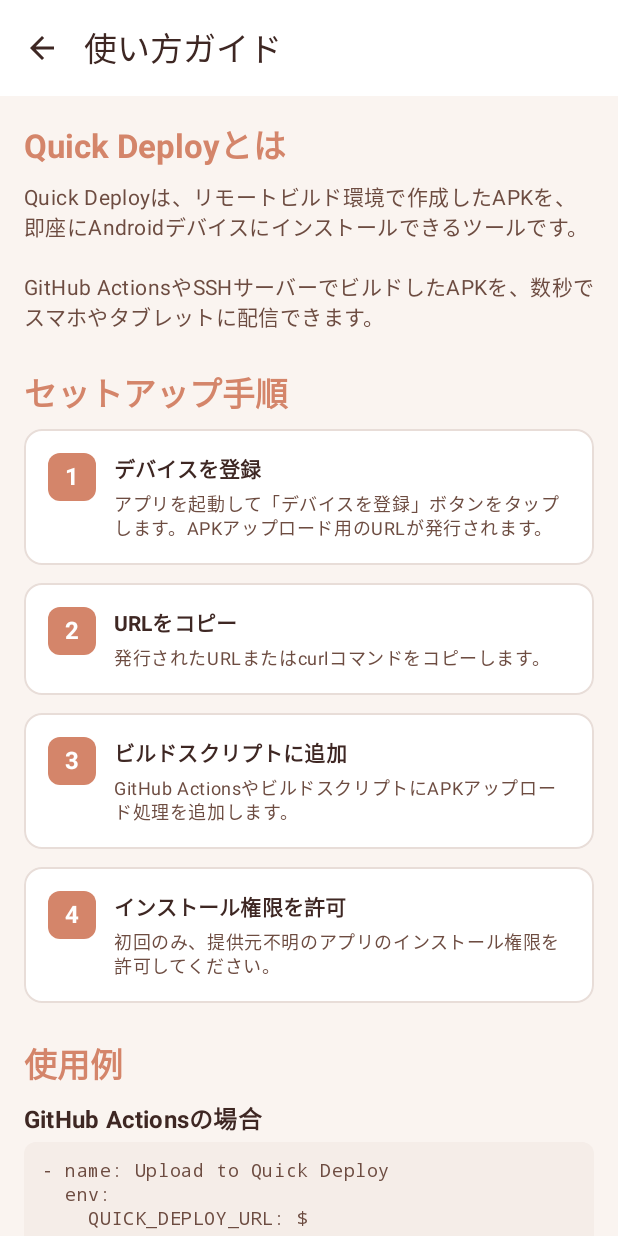
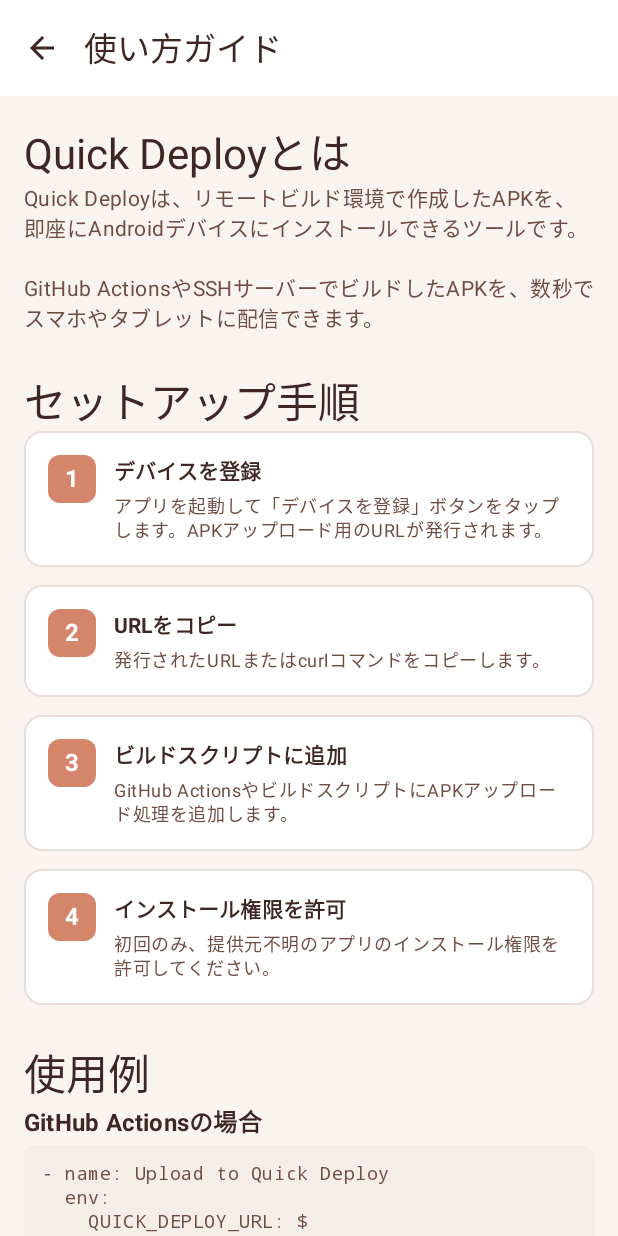
Before and after one commit to isseikz/Puzzroom, an Android app built with Jetpack Compose: the Guide screen opened through its navigation route, on a phone screen of 412 x 824 dp. Run offline under Robolectric (Android 15) with nearby library versions, the phone set to English and light mode, and no system bars.

Commit message:
refactor: Move components to shared UI: CodeBlock, SectionTitle, SubsectionTitle, SectionContent, and StepCard

```diff
--- a/composeApp/build.gradle.kts
+++ b/composeApp/build.gradle.kts
@@ -50,6 +50,8 @@ kotlin {
             implementation(libs.imagepicker)
         }
         commonMain.dependencies {
+            implementation(project(":shared-ui"))
+
             implementation(compose.runtime)
             implementation(compose.foundation)
             implementation(compose.material3)
--- a/quick-deploy-app/src/androidMain/kotlin/tokyo/isseikuzumaki/quickdeploy/ui/guide/GuideScreen.kt
+++ b/quick-deploy-app/src/androidMain/kotlin/tokyo/isseikuzumaki/quickdeploy/ui/guide/GuideScreen.kt
@@ -1,17 +1,31 @@
 package tokyo.isseikuzumaki.quickdeploy.ui.guide
 
-import androidx.compose.foundation.layout.*
+import androidx.compose.foundation.layout.Column
+import androidx.compose.foundation.layout.Spacer
+import androidx.compose.foundation.layout.fillMaxSize
+import androidx.compose.foundation.layout.height
+import androidx.compose.foundation.layout.padding
 import androidx.compose.foundation.rememberScrollState
 import androidx.compose.foundation.verticalScroll
 import androidx.compose.material.icons.Icons
 import androidx.compose.material.icons.automirrored.filled.ArrowBack
-import androidx.compose.material3.*
+import androidx.compose.material3.ExperimentalMaterial3Api
+import androidx.compose.material3.Icon
+import androidx.compose.material3.IconButton
+import androidx.compose.material3.Scaffold
+import androidx.compose.material3.Text
+import androidx.compose.material3.TopAppBar
 import androidx.compose.runtime.Composable
-import androidx.compose.ui.Alignment
 import androidx.compose.ui.Modifier
-import androidx.compose.ui.text.font.FontFamily
-import androidx.compose.ui.text.font.FontWeight
+import androidx.compose.ui.tooling.preview.Preview
 import androidx.compose.ui.unit.dp
+import tokyo.isseikuzumaki.shared.ui.PreviewTemplate
+import tokyo.isseikuzumaki.shared.ui.atoms.CodeBlock
+import tokyo.isseikuzumaki.shared.ui.molecules.SectionContent
+import tokyo.isseikuzumaki.shared.ui.molecules.SectionTitle
+import tokyo.isseikuzumaki.shared.ui.molecules.StepCard
+import tokyo.isseikuzumaki.shared.ui.molecules.SubsectionTitle
+import tokyo.isseikuzumaki.shared.ui.molecules.TipCard
 
 /**
  * Usage guide screen (C-006)
@@ -150,106 +164,10 @@ fun GuideScreen(onNavigateBack: () -> Unit) {
     }
 }
 
+@Preview
 @Composable
-private fun SectionTitle(text: String) {
-    Text(
-        text = text,
-        style = MaterialTheme.typography.titleLarge,
-        fontWeight = FontWeight.Bold,
-        color = MaterialTheme.colorScheme.primary
-    )
-    Spacer(modifier = Modifier.height(8.dp))
-}
-
-@Composable
-private fun SubsectionTitle(text: String) {
-    Text(
-        text = text,
-        style = MaterialTheme.typography.titleMedium,
-        fontWeight = FontWeight.Bold
-    )
-    Spacer(modifier = Modifier.height(4.dp))
-}
-
-@Composable
-private fun SectionContent(text: String) {
-    Text(
-        text = text,
-        style = MaterialTheme.typography.bodyMedium,
-        color = MaterialTheme.colorScheme.onSurfaceVariant
-    )
-}
-
-@Composable
-private fun StepCard(stepNumber: String, title: String, content: String) {
-    OutlinedCard(modifier = Modifier.fillMaxWidth()) {
-        Row(
-            modifier = Modifier.padding(16.dp)
-        ) {
-            Surface(
-                shape = MaterialTheme.shapes.small,
-                color = MaterialTheme.colorScheme.primary,
-                modifier = Modifier.size(32.dp)
-            ) {
-                Box(contentAlignment = Alignment.Center) {
-                    Text(
-                        text = stepNumber,
-                        style = MaterialTheme.typography.titleMedium,
-                        fontWeight = FontWeight.Bold,
-                        color = MaterialTheme.colorScheme.onPrimary
-                    )
-                }
-            }
-
-            Spacer(modifier = Modifier.width(12.dp))
-
-            Column {
-                Text(
-                    text = title,
-                    style = MaterialTheme.typography.titleSmall,
-                    fontWeight = FontWeight.Bold
-                )
-                Spacer(modifier = Modifier.height(4.dp))
-                Text(
-                    text = content,
-                    style = MaterialTheme.typography.bodySmall,
-                    color = MaterialTheme.colorScheme.onSurfaceVariant
-                )
-            }
-        }
+private fun GuideScreenPreview() {
+    PreviewTemplate {
+        GuideScreen(onNavigateBack = {})
     }
 }
-
-@Composable
-private fun CodeBlock(code: String) {
-    Surface(
-        modifier = Modifier.fillMaxWidth(),
-        shape = MaterialTheme.shapes.small,
-        color = MaterialTheme.colorScheme.surfaceVariant
-    ) {
-        Text(
-            text = code,
-            modifier = Modifier.padding(12.dp),
-            style = MaterialTheme.typography.bodySmall,
-            fontFamily = FontFamily.Monospace,
-            color = MaterialTheme.colorScheme.onSurfaceVariant
-        )
-    }
-}
-
-@Composable
-private fun TipCard(text: String) {
-    Card(
-        modifier = Modifier.fillMaxWidth(),
-        colors = CardDefaults.cardColors(
-            containerColor = MaterialTheme.colorScheme.secondaryContainer
-        )
-    ) {
-        Text(
-            text = text,
-            modifier = Modifier.padding(12.dp),
-            style = MaterialTheme.typography.bodySmall,
-            color = MaterialTheme.colorScheme.onSecondaryContainer
-        )
-    }
-}
--- /dev/null
+++ b/shared-ui/src/commonMain/kotlin/tokyo/isseikuzumaki/shared/ui/atoms/CodeBlock.kt
@@ -0,0 +1,29 @@
+package tokyo.isseikuzumaki.shared.ui.atoms
+
+import androidx.compose.foundation.layout.fillMaxWidth
+import androidx.compose.foundation.layout.padding
+import androidx.compose.material3.MaterialTheme
+import androidx.compose.material3.Surface
+import androidx.compose.material3.Text
+import androidx.compose.runtime.Composable
+import androidx.compose.ui.Modifier
+import androidx.compose.ui.text.font.FontFamily
+import androidx.compose.ui.unit.dp
+
+
+@Composable
+fun CodeBlock(code: String) {
+    Surface(
+        modifier = Modifier.fillMaxWidth(),
+        shape = MaterialTheme.shapes.small,
+        color = MaterialTheme.colorScheme.surfaceVariant
+    ) {
+        Text(
+            text = code,
+            modifier = Modifier.padding(12.dp),
+            style = MaterialTheme.typography.bodySmall,
+            fontFamily = FontFamily.Monospace,
+            color = MaterialTheme.colorScheme.onSurfaceVariant
+        )
+    }
+}
--- /dev/null
+++ b/shared-ui/src/commonMain/kotlin/tokyo/isseikuzumaki/shared/ui/molecules/SectionTitle.kt
@@ -0,0 +1,63 @@
+package tokyo.isseikuzumaki.shared.ui.molecules
+
+import androidx.compose.foundation.layout.Spacer
+import androidx.compose.foundation.layout.fillMaxWidth
+import androidx.compose.foundation.layout.height
+import androidx.compose.foundation.layout.padding
+import androidx.compose.material3.Card
+import androidx.compose.material3.CardDefaults
+import androidx.compose.material3.MaterialTheme
+import androidx.compose.material3.Text
+import androidx.compose.runtime.Composable
+import androidx.compose.ui.Modifier
+import androidx.compose.ui.text.font.FontWeight
+import androidx.compose.ui.unit.dp
+import tokyo.isseikuzumaki.shared.ui.atoms.AppText
+
+@Composable
+fun SectionTitle(title: String) {
+    AppText(
+        text = title,
+        style = MaterialTheme.typography.headlineMedium,
+        color = MaterialTheme.colorScheme.onBackground
+    )
+}
+
+
+@Composable
+fun SubsectionTitle(text: String) {
+    Text(
+        text = text,
+        style = MaterialTheme.typography.titleMedium,
+        fontWeight = FontWeight.Bold
+    )
+    Spacer(modifier = Modifier.height(4.dp))
+}
+
+
+@Composable
+fun SectionContent(text: String) {
+    Text(
+        text = text,
+        style = MaterialTheme.typography.bodyMedium,
+        color = MaterialTheme.colorScheme.onSurfaceVariant
+    )
+}
+
+
+@Composable
+fun TipCard(text: String) {
+    Card(
+        modifier = Modifier.fillMaxWidth(),
+        colors = CardDefaults.cardColors(
+            containerColor = MaterialTheme.colorScheme.secondaryContainer
+        )
+    ) {
+        Text(
+            text = text,
+            modifier = Modifier.padding(12.dp),
+            style = MaterialTheme.typography.bodySmall,
+            color = MaterialTheme.colorScheme.onSecondaryContainer
+        )
+    }
+}
--- /dev/null
+++ b/shared-ui/src/commonMain/kotlin/tokyo/isseikuzumaki/shared/ui/molecules/StepCard.kt
@@ -0,0 +1,83 @@
+package tokyo.isseikuzumaki.shared.ui.molecules
+
+import androidx.compose.foundation.layout.Box
+import androidx.compose.foundation.layout.Column
+import androidx.compose.foundation.layout.Row
+import androidx.compose.foundation.layout.Spacer
+import androidx.compose.foundation.layout.fillMaxWidth
+import androidx.compose.foundation.layout.height
+import androidx.compose.foundation.layout.padding
+import androidx.compose.foundation.layout.size
+import androidx.compose.foundation.layout.width
+import androidx.compose.material3.MaterialTheme
+import androidx.compose.material3.OutlinedCard
+import androidx.compose.material3.Surface
+import androidx.compose.material3.Text
+import androidx.compose.runtime.Composable
+import androidx.compose.ui.Alignment
+import androidx.compose.ui.Modifier
+import androidx.compose.ui.text.font.FontWeight
+import androidx.compose.ui.unit.dp
+import org.jetbrains.compose.ui.tooling.preview.Preview
+import tokyo.isseikuzumaki.shared.ui.PreviewTemplate
+
+
+@Composable
+fun StepCard(stepNumber: String, title: String, content: String) {
+    OutlinedCard(modifier = Modifier.fillMaxWidth()) {
+        Row(
+            modifier = Modifier.padding(16.dp)
+        ) {
+            Surface(
+                shape = MaterialTheme.shapes.small,
+                color = MaterialTheme.colorScheme.primary,
+                modifier = Modifier.size(32.dp)
+            ) {
+                Box(contentAlignment = Alignment.Center) {
+                    Text(
+                        text = stepNumber,
+                        style = MaterialTheme.typography.titleMedium,
+                        fontWeight = FontWeight.Bold,
+                        color = MaterialTheme.colorScheme.onPrimary
+                    )
+                }
+            }
+
+            Spacer(modifier = Modifier.width(12.dp))
+
+            Column {
+                Text(
+                    text = title,
+                    style = MaterialTheme.typography.titleSmall,
+                    fontWeight = FontWeight.Bold
+                )
+                Spacer(modifier = Modifier.height(4.dp))
+                Text(
+                    text = content,
+                    style = MaterialTheme.typography.bodySmall,
+                    color = MaterialTheme.colorScheme.onSurfaceVariant
+                )
+            }
+        }
+    }
+}
+
+@Preview
+@Composable
+private fun StepCardPreview() {
+    PreviewTemplate {
+        Column {
+            StepCard(
+                stepNumber = "1",
+                title = "Step Title",
+                content = "This is a description of the step. It provides more details about what needs to be done in this step."
+            )
+            Spacer(modifier = Modifier.height(16.dp))
+            StepCard(
+                stepNumber = "2",
+                title = "Another Step",
+                content = "This is another step with its own description to guide the user through the process."
+            )
+        }
+    }
+}
```
Also changed, not shown: composeApp/src/commonMain/kotlin/tokyo/isseikuzumaki/puzzroom/ui/pages/DesignSystemShowcase.kt (+1 -9 lines), shared-ui/build.gradle.kts (+7 -0 lines).
